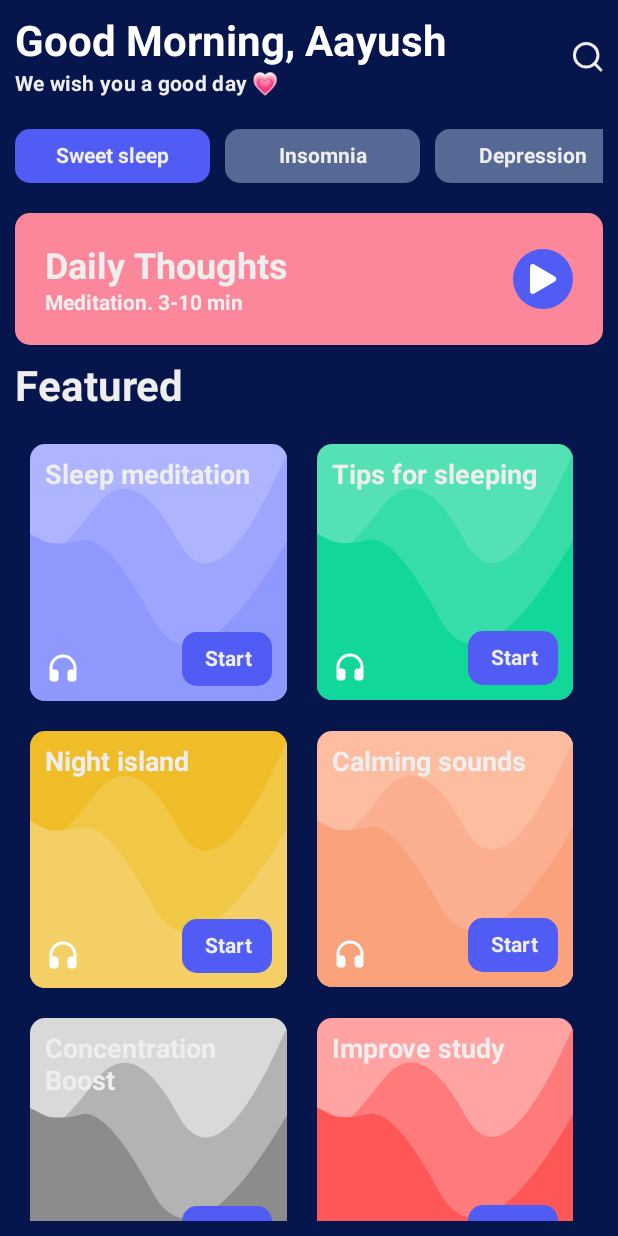
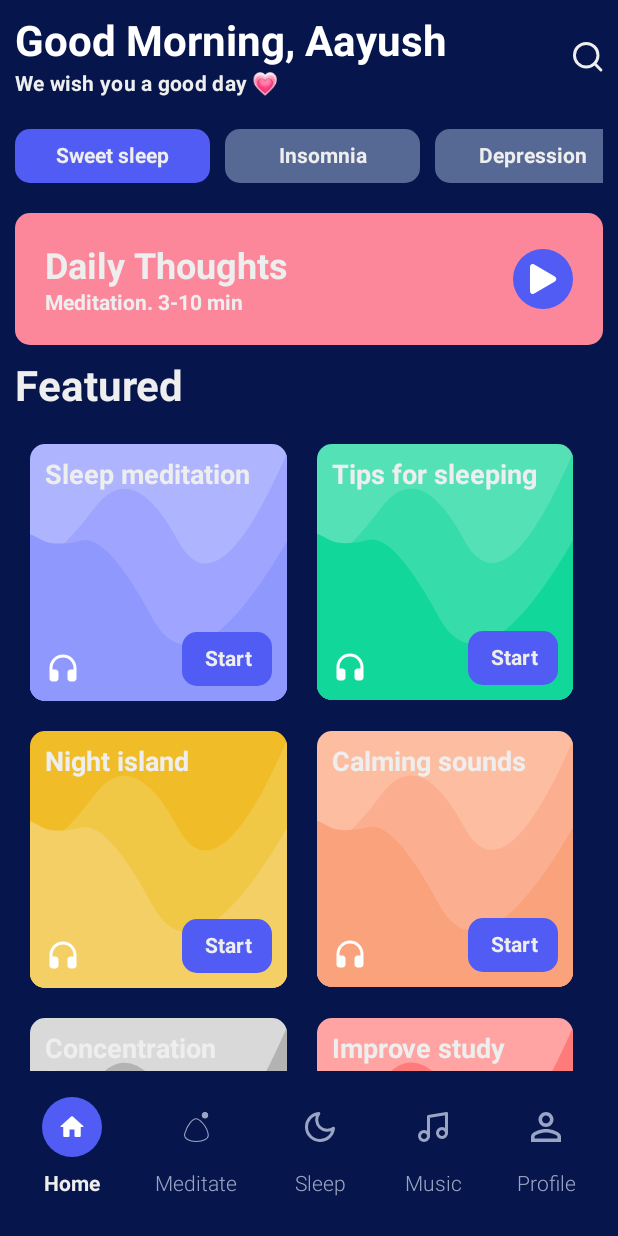
Before and after one commit to karkiayush/MeditationDribbleUi, an Android app built with Jetpack Compose: the screen it shows after launch (MainActivity), on a phone screen of 412 x 824 dp. Run offline under Robolectric (Android 15) with nearby library versions, the phone set to English and light mode, and no system bars.

Commit message:
final ui is made

```diff
--- /dev/null
+++ b/app/src/main/java/com/example/dribbleuipractise/BottomMenuContent.kt
@@ -0,0 +1,9 @@
+package com.example.dribbleuipractise
+
+import androidx.annotation.DrawableRes
+
+data class BottomMenuContent(
+    val title: String,
+    @DrawableRes val IconId: Int,
+    val contentDescription: String,
+)
--- a/app/src/main/java/com/example/dribbleuipractise/ui/ui/HomeScreen.kt
+++ b/app/src/main/java/com/example/dribbleuipractise/ui/ui/HomeScreen.kt
@@ -9,10 +9,12 @@ import androidx.compose.foundation.layout.BoxWithConstraints
 import androidx.compose.foundation.layout.Column
 import androidx.compose.foundation.layout.PaddingValues
 import androidx.compose.foundation.layout.Row
+import androidx.compose.foundation.layout.Spacer
 import androidx.compose.foundation.layout.aspectRatio
 import androidx.compose.foundation.layout.fillMaxHeight
 import androidx.compose.foundation.layout.fillMaxSize
 import androidx.compose.foundation.layout.fillMaxWidth
+import androidx.compose.foundation.layout.height
 import androidx.compose.foundation.layout.padding
 import androidx.compose.foundation.layout.size
 import androidx.compose.foundation.layout.width
@@ -36,12 +38,15 @@ import androidx.compose.ui.geometry.Offset
 import androidx.compose.ui.graphics.Color
 import androidx.compose.ui.graphics.Path
 import androidx.compose.ui.res.painterResource
+import androidx.compose.ui.text.TextStyle
 import androidx.compose.ui.text.font.FontWeight
 import androidx.compose.ui.unit.dp
 import androidx.compose.ui.unit.sp
+import com.example.dribbleuipractise.BottomMenuContent
 import com.example.dribbleuipractise.Feature
 import com.example.dribbleuipractise.R
 import com.example.dribbleuipractise.standardQuadFromTo
+import com.example.dribbleuipractise.theme.AquaBlue
 import com.example.dribbleuipractise.theme.Beige1
 import com.example.dribbleuipractise.theme.Beige2
 import com.example.dribbleuipractise.theme.Beige3
@@ -127,6 +132,16 @@ fun HomeScreen() {
                 )
             )
         }
+        BottomMenu(
+            items = listOf(
+                BottomMenuContent("Home", R.drawable.ic_home, "HomeIcon"),
+                BottomMenuContent("Meditate", R.drawable.ic_bubble, "MeditateIcon"),
+                BottomMenuContent("Sleep", R.drawable.ic_moon, "SleepIcon"),
+                BottomMenuContent("Music", R.drawable.ic_music, "MusicIcon"),
+                BottomMenuContent("Profile", R.drawable.ic_profile, "ProfileIcon"),
+            ), modifier = Modifier
+                .align(Alignment.BottomCenter)
+        )
     }
 }
 
@@ -161,6 +176,83 @@ fun GreetingSection(
             tint = TextWhite,
             contentDescription = "Search Icon",
             painter = painterResource(id = R.drawable.ic_search)
+        )
+    }
+}
+
+
+@Composable
+fun BottomMenu(
+    items: List<BottomMenuContent>,
+    usedBtnColor: Color = ButtonBlue,
+    modifier: Modifier = Modifier,
+    usedTextColor: Color = TextWhite,
+    defaultTextColor: Color = AquaBlue,
+    initialSelectedItemIndex: Int = 0
+) {
+    var selectedItemIndex by remember {
+        mutableStateOf(initialSelectedItemIndex)
+    }
+
+    Row(
+        verticalAlignment = Alignment.CenterVertically,
+        horizontalArrangement = Arrangement.SpaceAround,
+        modifier = modifier
+            .fillMaxWidth()
+            .background(DeepBlue)
+            .height(100.dp)
+    ) {
+        items.forEachIndexed { index, item ->
+            BottomMenuItem(
+                item = item,
+                isSelected = selectedItemIndex == index
+            ) {
+                selectedItemIndex = index
+            }
+        }
+    }
+
+}
+
+@Composable
+fun BottomMenuItem(
+    item: BottomMenuContent,
+    isSelected: Boolean = false,
+    usedBtnColor: Color = ButtonBlue,
+    usedTextColor: Color = TextWhite,
+    defaultTextColor: Color = AquaBlue,
+    onItemClick: () -> Unit
+) {
+    Column(
+        horizontalAlignment = Alignment.CenterHorizontally,
+        verticalArrangement = Arrangement.Center,
+        modifier = Modifier.clickable {
+            onItemClick()
+        }
+    ) {
+        Box(
+            modifier = Modifier
+                .clip(RoundedCornerShape(30.dp))
+                .background(if (isSelected) usedBtnColor else Color.Transparent)
+                .padding(10.dp)
+            /*.height(30.dp)
+            .width(30.dp),*/,
+            contentAlignment = Alignment.Center
+        ) {
+            Icon(
+                painter = painterResource(id = item.IconId),
+                contentDescription = item.contentDescription,
+                tint = if (isSelected) Color.White else defaultTextColor,
+                modifier = Modifier.size(20.dp)
+            )
+        }
+        Spacer(modifier = Modifier.height(10.dp))
+        Text(
+            text = item.title,
+            style = TextStyle(
+                fontWeight = if (isSelected) FontWeight.Bold else FontWeight.Light,
+                color = if (isSelected) usedTextColor else defaultTextColor
+            )
         )
     }
 }
```
